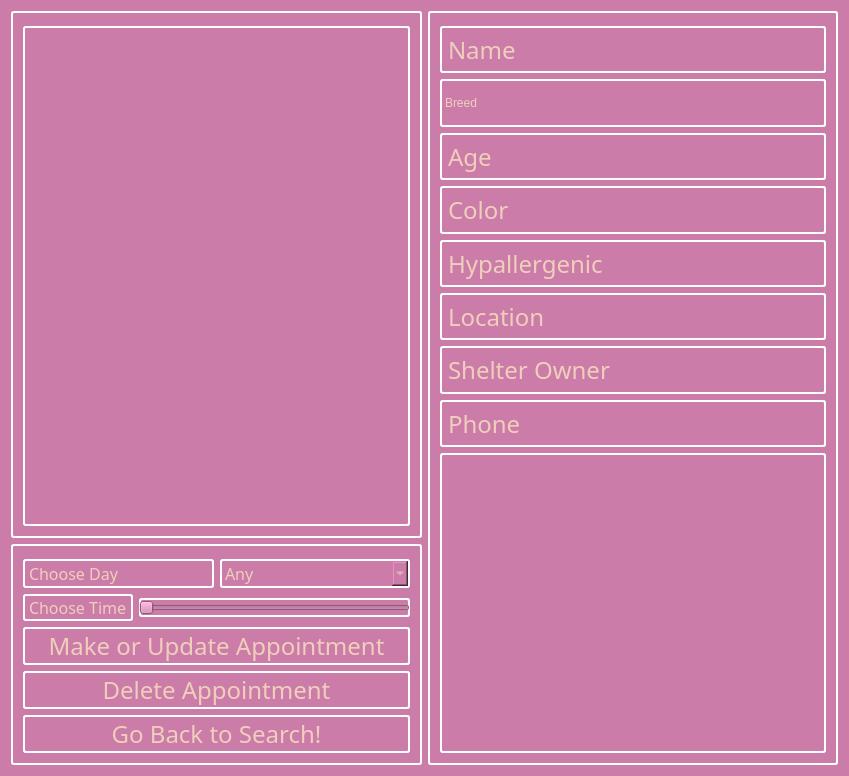
Above: breadnbutter/gui/petprofile.ui from jacksodl23/cs-205-pet-adoption before the change. Below: the same form after it.
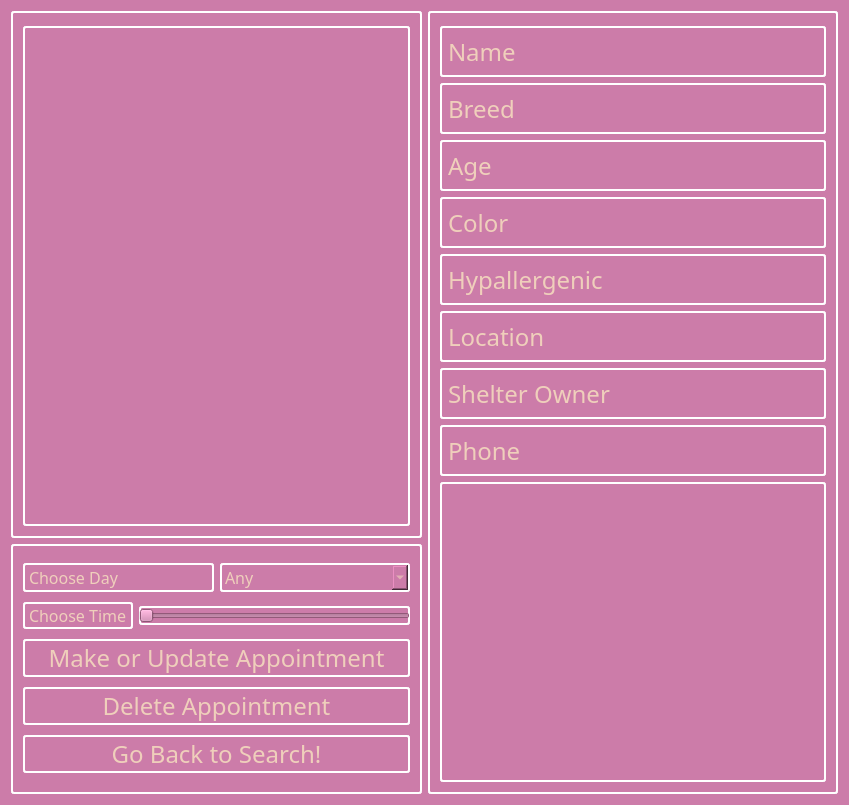
That is the form after the change.

What changed in the file:
```diff
--- a/breadnbutter/gui/petprofile.ui
+++ b/breadnbutter/gui/petprofile.ui
@@ -7,7 +7,7 @@
     <x>0</x>
     <y>0</y>
     <width>849</width>
-    <height>719</height>
+    <height>805</height>
    </rect>
   </property>
   <property name="windowTitle">
@@ -246,6 +246,12 @@
       </item>
       <item>
        <widget class="QLabel" name="label">
+        <property name="font">
+         <font>
+          <family>Dyuthi</family>
+          <pointsize>18</pointsize>
+         </font>
+        </property>
         <property name="text">
          <string>Breed</string>
         </property>
```
